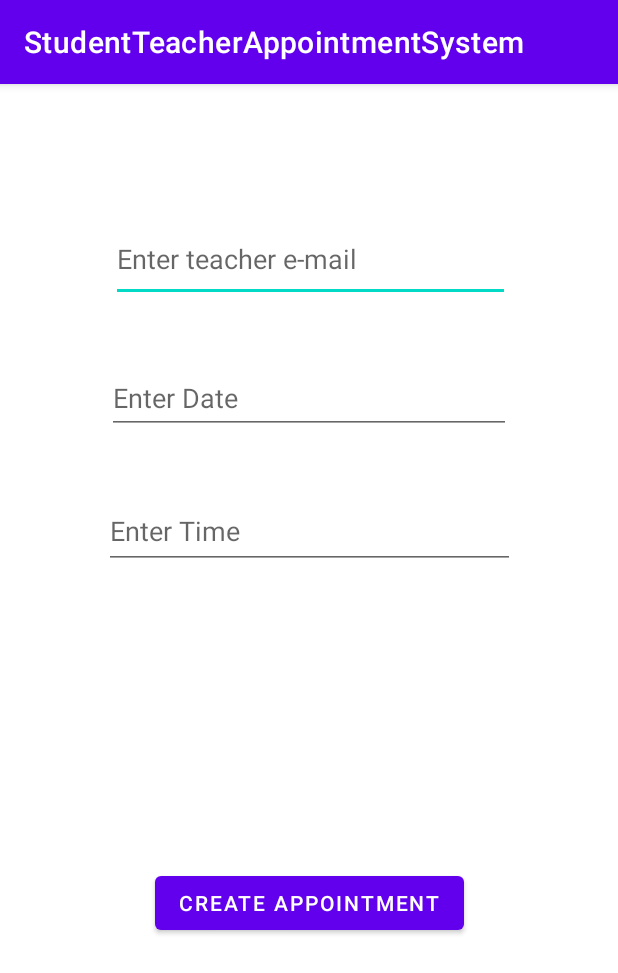
After one commit to levent-gundogdu/KotlinStudentTeacherAppointmentApp, an Android app: the AppointmentFormActivity screen opened directly, with no data from a screen before it, on a phone screen of 412 x 824 dp. The commit adds this screen. Shown: the top 973 px of the screen. Run offline under Robolectric (Android 15) with nearby library versions, the phone set to English and light mode, and no system bars; our stand-ins replace Firebase (no records; nobody signed in at launch, a user with empty details on screens opened directly).

Commit message:
AppointmentFormActivity.kt eklendi

```diff
--- a/app/src/main/AndroidManifest.xml
+++ b/app/src/main/AndroidManifest.xml
@@ -13,7 +13,7 @@
         android:theme="@style/Theme.StudentTeacherAppointmentSystem"
         tools:targetApi="31">
         <activity
-            android:name=".StudentAppointmentFeedActivity"
+            android:name=".AppointmentFormActivity"
             android:exported="false">
             <meta-data
                 android:name="android.app.lib_name"
--- /dev/null
+++ b/app/src/main/java/com/leventgundogdu/studentteacherappointmentsystem/AppointmentFormActivity.kt
@@ -0,0 +1,64 @@
+package com.leventgundogdu.studentteacherappointmentsystem
+
+import androidx.appcompat.app.AppCompatActivity
+import android.os.Bundle
+import android.view.View
+import android.widget.Toast
+import com.google.firebase.auth.FirebaseAuth
+import com.google.firebase.auth.ktx.auth
+import com.google.firebase.firestore.FirebaseFirestore
+import com.google.firebase.firestore.ktx.firestore
+import com.google.firebase.ktx.Firebase
+import com.leventgundogdu.studentteacherappointmentsystem.databinding.ActivityAppointmentFormBinding
+
+class AppointmentFormActivity : AppCompatActivity() {
+
+    private lateinit var binding: ActivityAppointmentFormBinding
+    private lateinit var firestore: FirebaseFirestore
+    private lateinit var auth: FirebaseAuth
+
+    override fun onCreate(savedInstanceState: Bundle?) {
+        super.onCreate(savedInstanceState)
+        binding = ActivityAppointmentFormBinding.inflate(layoutInflater)
+        setContentView(binding.root)
+
+        firestore = Firebase.firestore
+        auth = Firebase.auth
+
+    }
+
+
+    fun createAppointmentClicked(view: View) {
+
+        val teacherEmail = binding.editTextTextEmail.text.toString()
+        val time = binding.editTextTime.text.toString()
+        val date = binding.editTextDate.text.toString()
+
+        if (teacherEmail.equals("") || time.equals("") || date.equals("")) {
+            Toast.makeText(this, "Teacher email, date or time cannot be empty!", Toast.LENGTH_LONG).show()
+
+        } else {
+
+            val currentUser = auth.currentUser
+            val df = firestore.collection("Appointments").document(currentUser!!.uid)
+
+            val postMap = hashMapOf<String, Any>()
+            postMap.put("teacherEmail", teacherEmail)
+            postMap.put("date", date)
+            postMap.put("time", time)
+
+            df.set(postMap).addOnSuccessListener {
+                //checkUserAccessLevel(currentUser.uid)
+                Toast.makeText(this@AppointmentFormActivity, "Appointment Created!", Toast.LENGTH_LONG).show()
+                finish()
+
+            }.addOnFailureListener {
+                Toast.makeText(this@AppointmentFormActivity, it.localizedMessage, Toast.LENGTH_LONG).show()
+            }
+
+
+        }
+
+    }
+
+}
--- a/app/src/main/java/com/leventgundogdu/studentteacherappointmentsystem/StudentFeedActivity.kt
+++ b/app/src/main/java/com/leventgundogdu/studentteacherappointmentsystem/StudentFeedActivity.kt
@@ -70,6 +70,12 @@ class StudentFeedActivity : AppCompatActivity() {
             finish()
         }
 
+        if (item.itemId == R.id.add_appointment) {
+            val intent = Intent(this, AppointmentFormActivity::class.java)
+            startActivity(intent)
+
+        }
+
         return super.onOptionsItemSelected(item)
     }
 
--- /dev/null
+++ b/app/src/main/res/layout/activity_appointment_form.xml
@@ -0,0 +1,56 @@
+<?xml version="1.0" encoding="utf-8"?>
+<androidx.constraintlayout.widget.ConstraintLayout xmlns:android="http://schemas.android.com/apk/res/android"
+    xmlns:app="http://schemas.android.com/apk/res-auto"
+    xmlns:tools="http://schemas.android.com/tools"
+    android:layout_width="match_parent"
+    android:layout_height="match_parent"
+    tools:context=".AppointmentFormActivity">
+
+    <EditText
+        android:id="@+id/editTextTextEmail"
+        android:layout_width="266dp"
+        android:layout_height="57dp"
+        android:layout_marginTop="88dp"
+        android:ems="10"
+        android:hint="Enter teacher e-mail"
+        android:inputType="textEmailAddress"
+        app:layout_constraintEnd_toEndOf="parent"
+        app:layout_constraintHorizontal_bias="0.507"
+        app:layout_constraintStart_toStartOf="parent"
+        app:layout_constraintTop_toTopOf="parent" />
+
+    <EditText
+        android:id="@+id/editTextTime"
+        android:layout_width="274dp"
+        android:layout_height="50dp"
+        android:layout_marginTop="40dp"
+        android:ems="10"
+        android:hint="Enter Time"
+        android:inputType="time"
+        app:layout_constraintEnd_toEndOf="parent"
+        app:layout_constraintStart_toStartOf="parent"
+        app:layout_constraintTop_toBottomOf="@+id/editTextDate" />
+
+    <EditText
+        android:id="@+id/editTextDate"
+        android:layout_width="269dp"
+        android:layout_height="48dp"
+        android:layout_marginTop="40dp"
+        android:ems="10"
+        android:hint="Enter Date"
+        android:inputType="date"
+        app:layout_constraintEnd_toEndOf="parent"
+        app:layout_constraintStart_toStartOf="parent"
+        app:layout_constraintTop_toBottomOf="@+id/editTextTextEmail" />
+
+    <Button
+        android:id="@+id/buttonCreate"
+        android:layout_width="wrap_content"
+        android:layout_height="wrap_content"
+        android:onClick="createAppointmentClicked"
+        android:text="Create Appointment"
+        app:layout_constraintBottom_toBottomOf="parent"
+        app:layout_constraintEnd_toEndOf="parent"
+        app:layout_constraintStart_toStartOf="parent"
+        app:layout_constraintTop_toBottomOf="@+id/editTextTime" />
+</androidx.constraintlayout.widget.ConstraintLayout>
--- a/app/src/main/res/menu/feed_menu.xml
+++ b/app/src/main/res/menu/feed_menu.xml
@@ -1,4 +1,5 @@
 <?xml version="1.0" encoding="utf-8"?>
 <menu xmlns:android="http://schemas.android.com/apk/res/android">
     <item android:id="@+id/sign_out" android:title="Sign Out" />
+    <item android:id="@+id/add_appointment" android:title="Add Appointment" />
 </menu>
```
